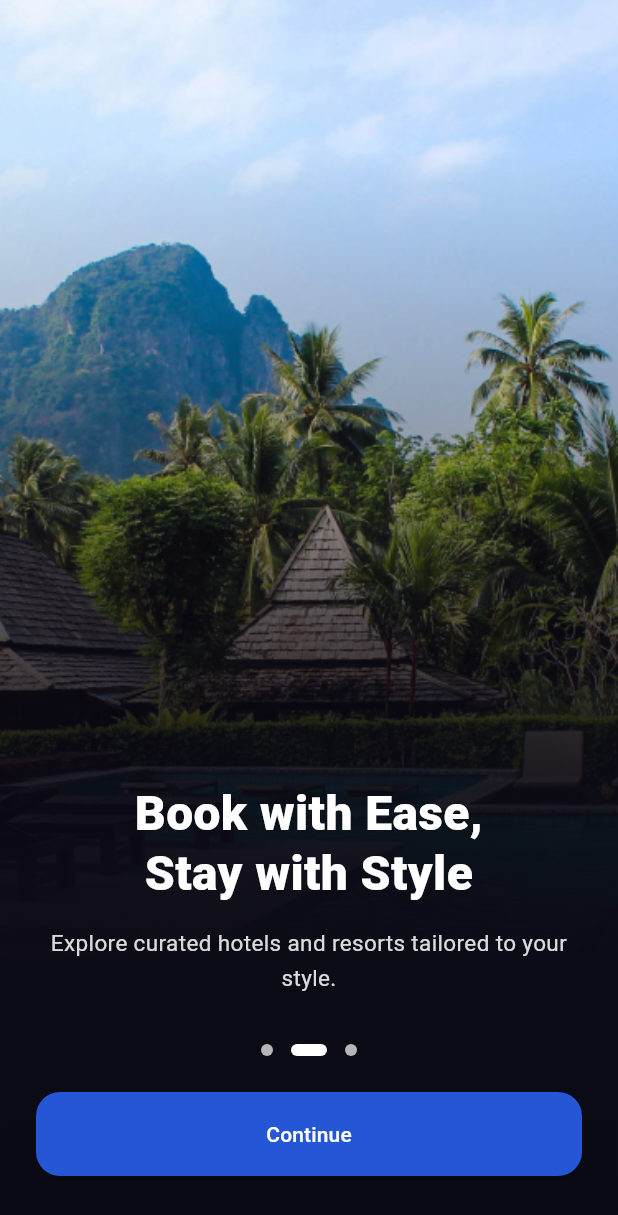
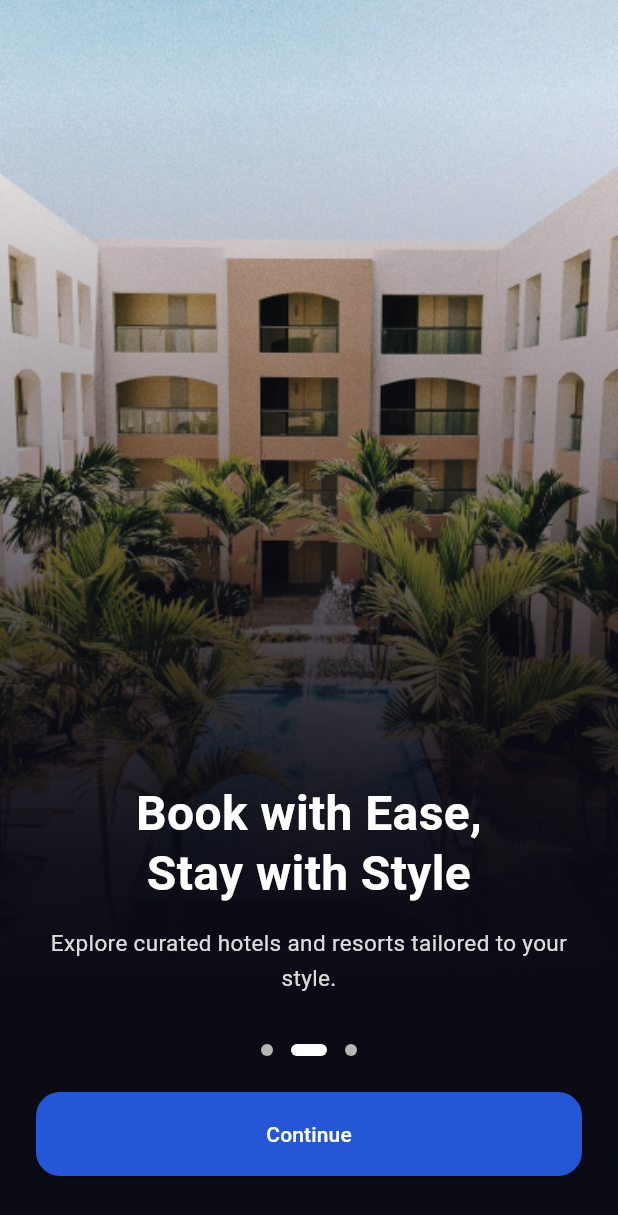
Before and after one commit to Kingjohneycodey/hotel-booking-app, a Flutter app: the screen it shows after launch, swiped to page 2, on a phone screen of 412 x 824 dp. Shown: the top 1215 px of the screen. Run offline on Flutter 3.47's test engine with Material 3 defaults, Android fonts, the phone set to English and light mode, and no system bars; our stand-ins replace flutter_riverpod, go_router, shared_preferences.

```diff
--- a/lib/core/router/app_router.dart
+++ b/lib/core/router/app_router.dart
@@ -10,6 +10,7 @@ import 'package:hotel_app/features/messages/view/messages_screen.dart';
 import 'package:hotel_app/features/profile/view/profile_screen.dart';
 import 'package:hotel_app/features/splash/view/splash_screen.dart';
 import 'package:hotel_app/features/onboarding/view/onboarding_screen.dart';
+import 'package:hotel_app/features/auth/login/view/login_screen.dart';
 
 final GoRouter appRouter = GoRouter(
   initialLocation: '/splash',
@@ -19,6 +20,7 @@ final GoRouter appRouter = GoRouter(
       path: '/onboarding',
       builder: (context, state) => const OnboardingScreen(),
     ),
+    GoRoute(path: '/login', builder: (context, state) => const LoginScreen()),
     ShellRoute(
       builder: (context, state, child) {
         return MainAppShell(child: child);
--- a/lib/features/onboarding/view/onboarding_screen.dart
+++ b/lib/features/onboarding/view/onboarding_screen.dart
@@ -1,6 +1,5 @@
 import 'package:flutter/material.dart';
 import 'package:go_router/go_router.dart';
-import 'package:shared_preferences/shared_preferences.dart';
 
 class OnboardingScreen extends StatefulWidget {
   const OnboardingScreen({super.key});
@@ -23,13 +22,13 @@ class _OnboardingScreenState extends State<OnboardingScreen> {
     _OnboardPageData(
       title: 'Book with Ease,\nStay with Style',
       description: 'Explore curated hotels and resorts tailored to your style.',
-      backgroundImage: 'assets/images/onboarding1.png',
+      backgroundImage: 'assets/images/onboarding2.png',
     ),
     _OnboardPageData(
       title: 'Discover Your Dream \nHotel, Effortlessly',
       description:
           'Secure payments and instant confirmations, anywhere you go.',
-      backgroundImage: 'assets/images/onboarding1.png',
+      backgroundImage: 'assets/images/onboarding3.png',
     ),
   ];
 
@@ -57,20 +56,39 @@ class _OnboardingScreenState extends State<OnboardingScreen> {
     return Scaffold(
       body: Stack(
         children: [
-          // Background image
+          // Animated background image (crossfade + subtle slide)
           Positioned.fill(
-            child: PageView.builder(
-              controller: _pageController,
-              onPageChanged: _onPageChanged,
-              itemCount: _pages.length,
-              itemBuilder: (context, index) {
-                final page = _pages[index];
-                return Stack(
-                  fit: StackFit.expand,
-                  children: [
-                    Image.asset(page.backgroundImage, fit: BoxFit.cover),
+            child: AnimatedSwitcher(
+              duration: const Duration(milliseconds: 600),
+              switchInCurve: Curves.easeOut,
+              switchOutCurve: Curves.easeIn,
+              transitionBuilder: (child, animation) {
+                final slideAnimation = Tween<Offset>(
+                  begin: const Offset(0.02, 0.0),
+                  end: Offset.zero,
+                ).animate(animation);
+                return FadeTransition(
+                  opacity: animation,
+                  child: SlideTransition(
+                    position: slideAnimation,
+                    child: child,
+                  ),
+                );
+              },
+              child: SizedBox.expand(
+                child: Image.asset(
+                  _pages[_currentPage].backgroundImage,
+                  key: ValueKey(_currentPage),
+                  fit: BoxFit.cover,
+                  gaplessPlayback: true,
+                ),
+              ),
+            ),
+          ),
+
           // Dark gradient overlay for readability
-                    Container(
+          Positioned.fill(
+            child: Container(
               decoration: const BoxDecoration(
                 gradient: LinearGradient(
                   begin: Alignment.topCenter,
@@ -84,8 +102,17 @@ class _OnboardingScreenState extends State<OnboardingScreen> {
                 ),
               ),
             ),
-                    // Content
-                    Align(
+          ),
+
+          // Foreground content with PageView (text only)
+          Positioned.fill(
+            child: PageView.builder(
+              controller: _pageController,
+              onPageChanged: _onPageChanged,
+              itemCount: _pages.length,
+              itemBuilder: (context, index) {
+                final page = _pages[index];
+                return Align(
                   alignment: Alignment.bottomCenter,
                   child: Padding(
                     padding: const EdgeInsets.fromLTRB(24, 0, 24, 160),
@@ -99,7 +126,7 @@ class _OnboardingScreenState extends State<OnboardingScreen> {
                           style: const TextStyle(
                             color: Colors.white,
                             fontSize: 32,
-                                fontWeight: FontWeight.w800,
+                            fontWeight: FontWeight.w600,
                             height: 1.25,
                           ),
                         ),
@@ -116,8 +143,6 @@ class _OnboardingScreenState extends State<OnboardingScreen> {
                       ],
                     ),
                   ),
-                    ),
-                  ],
                 );
               },
             ),
```
Also changed, not shown: lib/features/auth/login/view/login_screen.dart (added, +299 -0 lines), assets/icons/google.png (added), assets/images/onboarding2.png (added), assets/images/onboarding3.png (added), lib/features/auth/signup/view/signup_screen.dart (added). Lines whose indentation alone changed are shown as unchanged.
